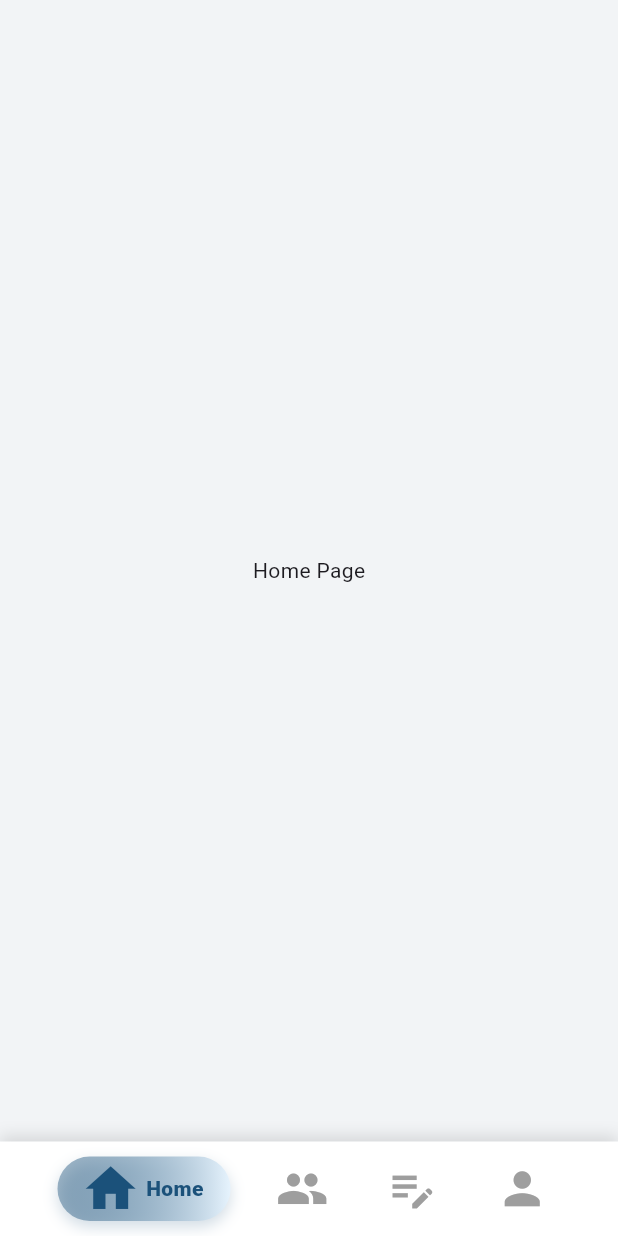
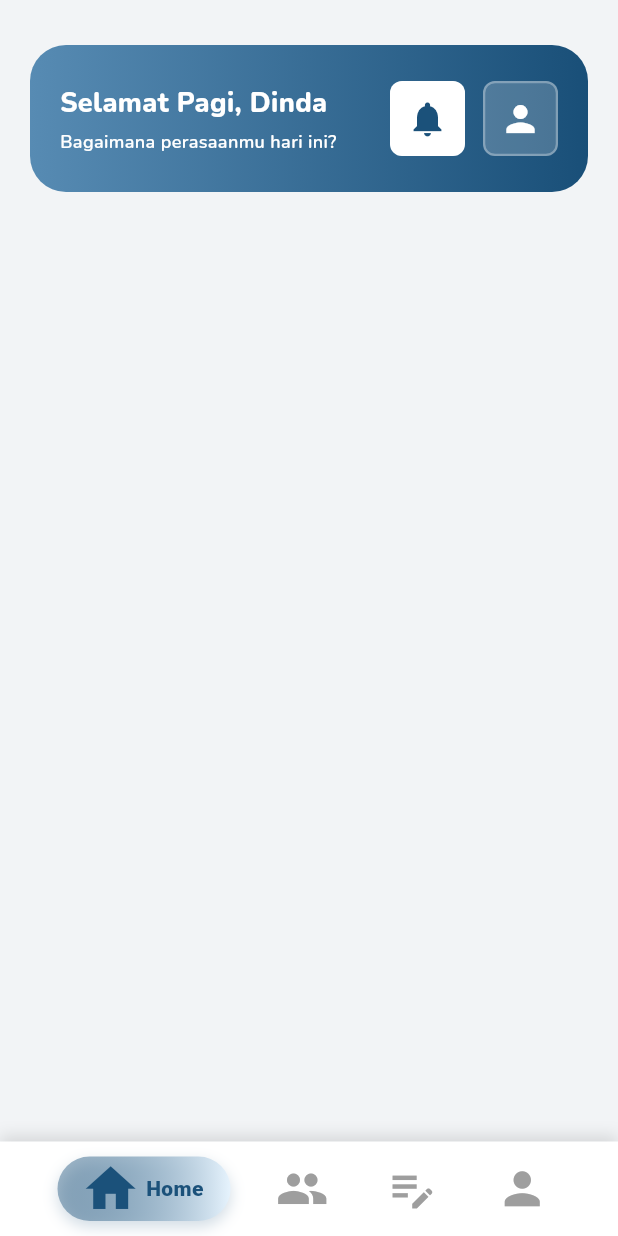
Before and after one commit to faradisyulianto20/partner, a Flutter app: the HomePage screen opened by its route, on a phone screen of 412 x 824 dp. Run offline on Flutter 3.47's test engine with Material 3 defaults, Android fonts, the phone set to English and light mode, and no system bars; our stand-ins replace camera, flutter_svg, go_router, google_fonts, image_picker.

Commit message:
feat: add home header

```diff
--- a/lib/pages/home/home.dart
+++ b/lib/pages/home/home.dart
@@ -12,11 +12,23 @@ class Home extends StatelessWidget {
     return Scaffold(
       body: Column(
         children: [
-          Expanded(child: navigationShell),          NavBar(currentIndex: navigationShell.currentIndex, onTap: (index) {
-            navigationShell.goBranch(index, initialLocation: index == navigationShell.currentIndex);
-          })
+          Expanded(
+            child: SafeArea(
+              bottom: false,
+              child: navigationShell,
+            ),
+          ),
+          NavBar(
+            currentIndex: navigationShell.currentIndex,
+            onTap: (index) {
+              navigationShell.goBranch(
+                index,
+                initialLocation: index == navigationShell.currentIndex,
+              );
+            },
+          ),
         ],
-      )
+      ),
     );
   }
 }
--- a/lib/pages/home/home_page.dart
+++ b/lib/pages/home/home_page.dart
@@ -1,4 +1,5 @@
 import 'package:flutter/material.dart';
+import 'package:hackathon/widgets/home/home_header.dart';
 
 class HomePage extends StatefulWidget {
   const HomePage({super.key});
@@ -10,11 +11,29 @@ class HomePage extends StatefulWidget {
 class _HomePageState extends State<HomePage> {
   @override
   Widget build(BuildContext context) {
-    return
-      const Scaffold(
-        body: Center(
-          child: Text('Home Page'),
-        ),
-      );
+    return SingleChildScrollView(
+      padding: const EdgeInsets.symmetric(horizontal: 20, vertical: 30),
+      child: Column(
+        children: [
+          HomeHeader(
+            userName: 'Dinda',
+            greeting: 'Selamat Pagi',
+            onProfileTap: () {
+              // Navigate to profile
+            },
+          ),
+          const SizedBox(height: 20),
+          Padding(
+            padding: const EdgeInsets.symmetric(horizontal: 20),
+            child: Column(
+              crossAxisAlignment: CrossAxisAlignment.start,
+              children: [
+                // Add more content here
+              ],
+            ),
+          ),
+        ],
+      ),
+    );
   }
 }
--- /dev/null
+++ b/lib/widgets/home/home_header.dart
@@ -0,0 +1,110 @@
+import 'package:flutter/material.dart';
+import 'package:google_fonts/google_fonts.dart';
+
+class HomeHeader extends StatelessWidget {
+  final String userName;
+  final String greeting;
+  final VoidCallback? onProfileTap;
+
+  const   HomeHeader({
+    super.key,
+    this.userName = 'User',
+    this.greeting = 'Selamat Pagi',
+    this.onProfileTap,
+  });
+
+  @override
+  Widget build(BuildContext context) {
+    final horizontalGradient = LinearGradient(
+      begin: Alignment.centerLeft,
+      end: Alignment.centerRight,
+      colors: const [
+        Color(0xFF578BB3),
+        Color(0xFF194F78),
+      ],
+    );
+
+    return Container(
+      decoration: BoxDecoration(
+        gradient: horizontalGradient,
+        borderRadius: BorderRadius.circular(24),
+      ),
+      padding: const EdgeInsets.symmetric(horizontal: 20, vertical: 24),
+      child: Column(
+        crossAxisAlignment: CrossAxisAlignment.start,
+        children: [
+          Row(
+            mainAxisAlignment: MainAxisAlignment.spaceBetween,
+            children: [
+              Expanded(
+                child: Column(
+                  crossAxisAlignment: CrossAxisAlignment.start,
+                  children: [
+                    Text(
+                      greeting + ', ' + userName,
+                      style: GoogleFonts.nunito(
+                        fontSize: 18,
+                        fontWeight: FontWeight.w800,
+                        color: Colors.white,
+                      ),
+                    ),
+                    const SizedBox(height: 4),
+                    Text(
+                    'Bagaimana perasaanmu hari ini?',
+                    style: GoogleFonts.nunito(
+                      fontSize: 12,
+                      fontWeight: FontWeight.w600,
+                      color: Colors.white,
+                    ),
+                  ),
+                  ],
+                ),
+              ),
+              GestureDetector(
+                onTap: onProfileTap,
+                child: Container(
+                  width: 50,
+                  height: 50,
+                  decoration: BoxDecoration(
+                    color: Colors.white,
+                    border: Border.all(
+                      color: Colors.white.withOpacity(0.3),
+                      width: 1.5,
+                    ),
+                    borderRadius: BorderRadius.circular(8),
+                  ),
+                  child: Icon(
+                    Icons.notifications,
+                    color: Color(0xFF1B517A),
+                    size: 28,
+                  ),
+                ),
+              ),
+              SizedBox(width: 12),
+              GestureDetector(
+                onTap: onProfileTap,
+                child: Container(
+                  width: 50,
+                  height: 50,
+                  decoration: BoxDecoration(
+                    color: Colors.white.withOpacity(0.2),
+                    border: Border.all(
+                      color: Colors.white.withOpacity(0.3),
+                      width: 1.5,
+                    ),
+                    borderRadius: BorderRadius.circular(8),
+                  ),
+                  child: Icon(
+                    Icons.person,
+                    color: Colors.white,
+                    size: 28,
+                  ),
+                ),
+              ),
+            ],
+          ),
+        ],
+      ),
+    );
+  }
+}
```
